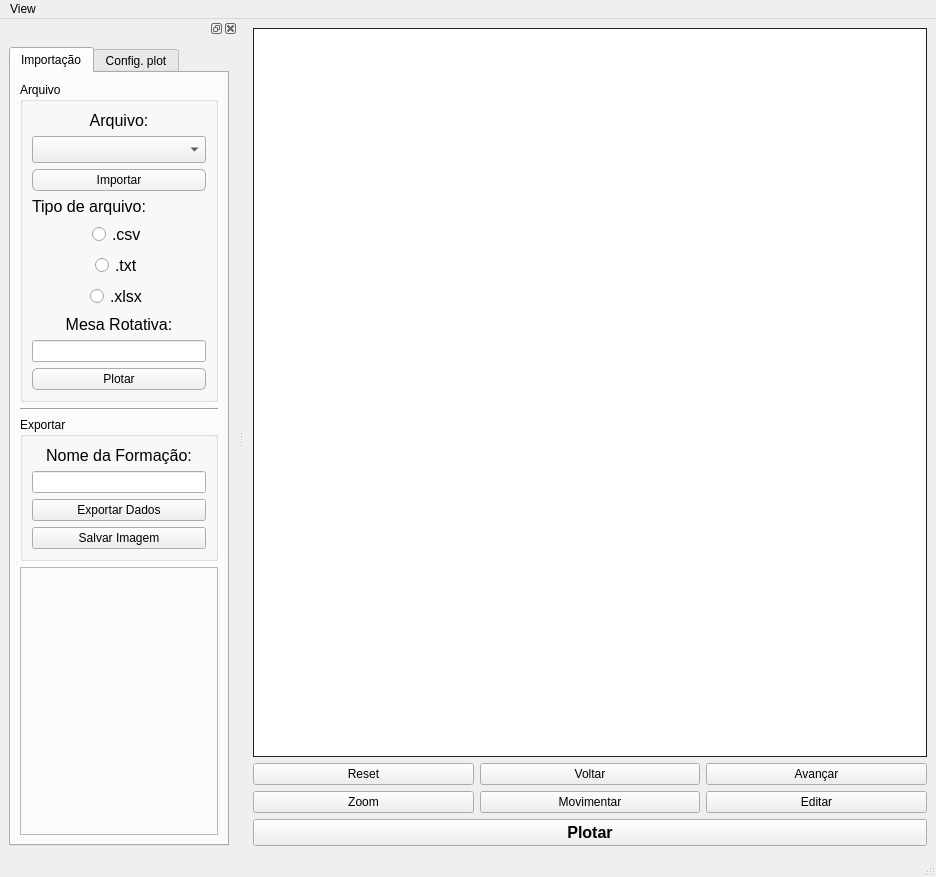
Old version of the form tomiUI.ui in the repository albano-a/onyx.
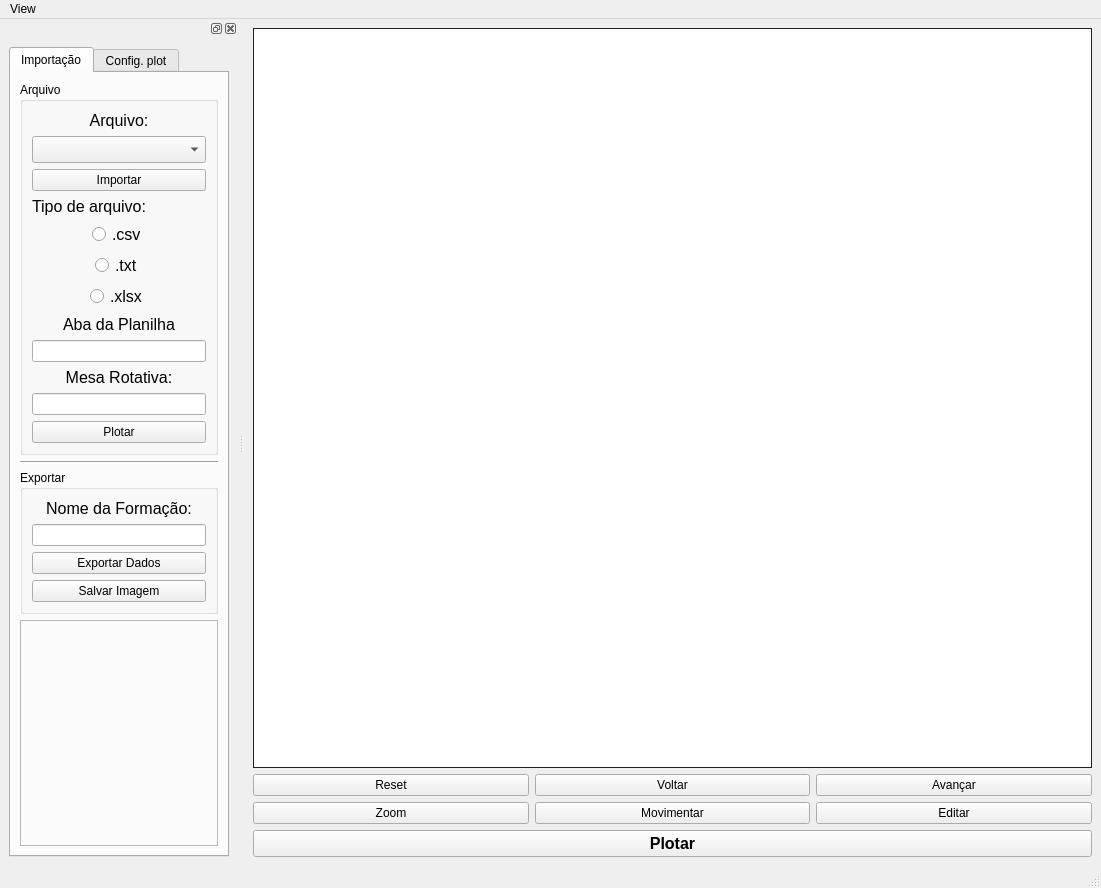
New version of the form. Icons and pictures are not drawn.

Patch:
```diff
--- a/tomiUI.ui
+++ b/tomiUI.ui
@@ -6,8 +6,8 @@
    <rect>
     <x>0</x>
     <y>0</y>
-    <width>936</width>
-    <height>877</height>
+    <width>1101</width>
+    <height>888</height>
    </rect>
   </property>
   <property name="windowTitle">
@@ -120,7 +120,7 @@
     <rect>
      <x>0</x>
      <y>0</y>
-     <width>936</width>
+     <width>1101</width>
      <height>21</height>
     </rect>
    </property>
@@ -196,20 +196,6 @@
               </item>
               <item>
                <widget class="QPushButton" name="importFileBtn">
-                <property name="styleSheet">
-                 <string notr="true">QPushButton {
-	border-radius: 5px;
-	border: 1px solid #ababab;
-	height: 20px;
-	background-color: qlineargradient(spread:pad, x1:0.454545, y1:0, x2:0.454545, y2:1, stop:0 rgba(253, 253, 253, 255), stop:1 rgba(239, 239, 239, 255));
-
-	
-}
-
-QPushButton:hover {
-    background: qlineargradient(spread:pad, x1:0.454545, y1:0, x2:0.454545, y2:1, stop:0 rgba(254, 254, 254, 255), stop:1 rgba(248, 248, 248, 255));
-}</string>
-                </property>
                 <property name="text">
                  <string>Importar</string>
                 </property>
@@ -311,6 +297,22 @@
                 </attribute>
                </widget>
               </item>
+              <item>
+               <widget class="QLabel" name="sheetTabLabel">
+                <property name="text">
+                 <string>&lt;html&gt;&lt;head/&gt;&lt;body&gt;&lt;p align=&quot;center&quot;&gt;&lt;span style=&quot; font-size:12pt;&quot;&gt;Aba da Planilha&lt;/span&gt;&lt;/p&gt;&lt;/body&gt;&lt;/html&gt;</string>
+                </property>
+               </widget>
+              </item>
+              <item>
+               <widget class="QLineEdit" name="sheetPageInput">
+                <property name="styleSheet">
+                 <string notr="true">QLineEdit { 
+	text-align: center; 
+}</string>
+                </property>
+               </widget>
+              </item>
               <item>
                <widget class="QLabel" name="label_11">
                 <property name="text">
@@ -323,20 +325,6 @@
               </item>
               <item>
                <widget class="QPushButton" name="plotTOMIBtn_2">
-                <property name="styleSheet">
-                 <string notr="true">QPushButton {
-	border-radius: 5px;
-	border: 1px solid #ababab;
-	height: 20px;
-	background-color: qlineargradient(spread:pad, x1:0.454545, y1:0, x2:0.454545, y2:1, stop:0 rgba(253, 253, 253, 255), stop:1 rgba(239, 239, 239, 255));
-
-	
-}
-
-QPushButton:hover {
-    background: qlineargradient(spread:pad, x1:0.454545, y1:0, x2:0.454545, y2:1, stop:0 rgba(254, 254, 254, 255), stop:1 rgba(248, 248, 248, 255));
-}</string>
-                </property>
                 <property name="text">
                  <string>Plotar</string>
                 </property>
```
